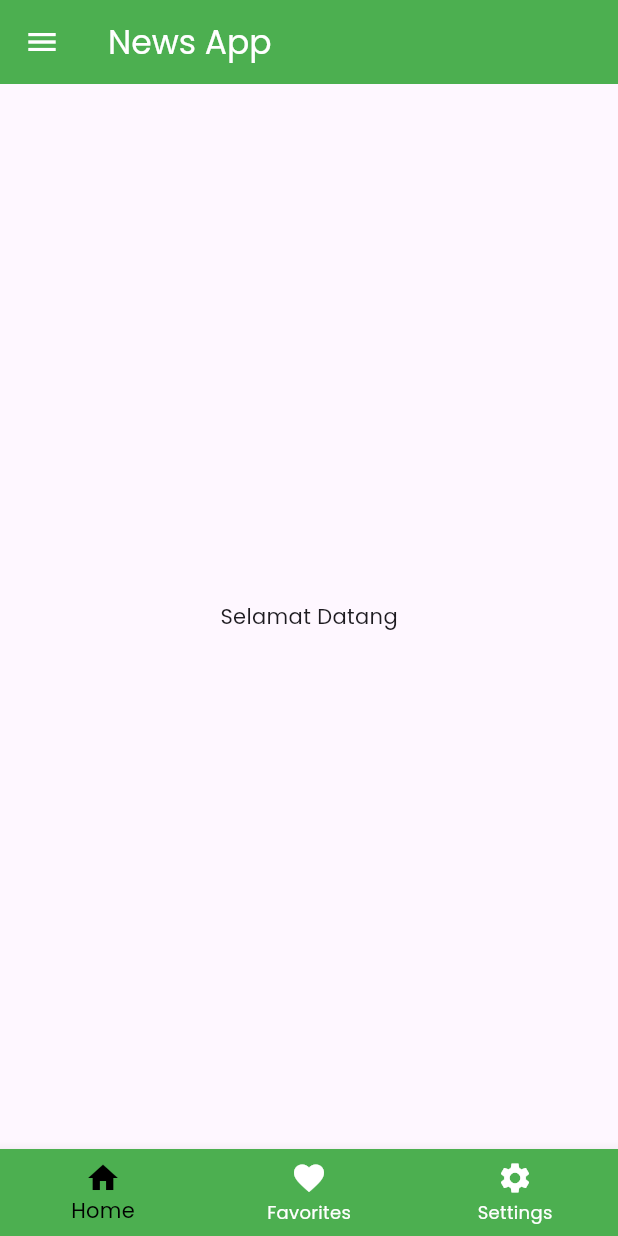
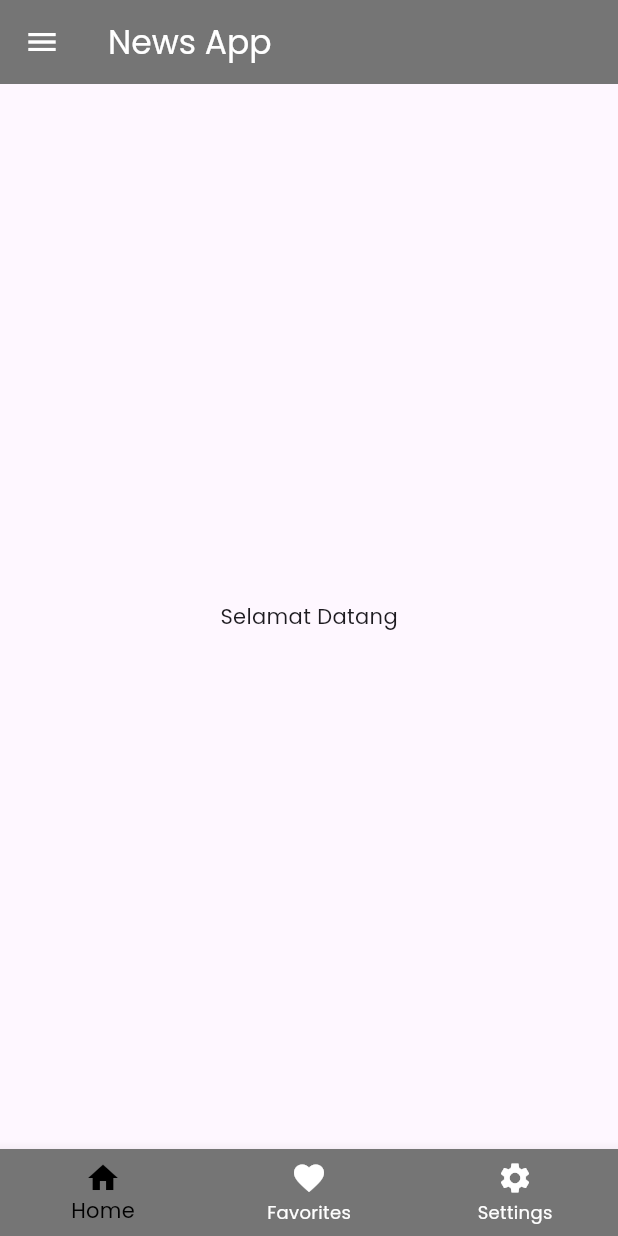
Before and after one commit to satriabrianydn/project-news-flutter, a Flutter app: the screen it shows after launch, on a phone screen of 412 x 824 dp. Run offline on Flutter 3.47's test engine with Material 3 defaults, Android fonts, the phone set to English and light mode, and no system bars; our stand-ins replace google_fonts.

Commit message:
rollback changes

```diff
--- a/lib/main.dart
+++ b/lib/main.dart
@@ -13,7 +13,7 @@ class MyApp extends StatelessWidget {
       debugShowCheckedModeBanner: false,
       title: 'News App',
       theme: ThemeData(
-        primarySwatch: Colors.blue,
+        primarySwatch: Colors.grey,
         textTheme: GoogleFonts.poppinsTextTheme(),
       ),
       home: MainScreen(),
@@ -53,7 +53,7 @@ class _MainScreenState extends State<MainScreen> {
             fontFamily: GoogleFonts.poppins().fontFamily,
           ),
         ),
-        backgroundColor: Colors.green,
+        backgroundColor: Colors.grey[600],
         iconTheme: IconThemeData(
           color: Colors.white,
         ),
@@ -63,15 +63,26 @@ class _MainScreenState extends State<MainScreen> {
           padding: EdgeInsets.zero,
           children: <Widget>[
             DrawerHeader(
-              child: Text(
-                'Categories',
-                style: TextStyle(
-                  color: Colors.white,
-                  fontFamily: GoogleFonts.poppins().fontFamily,
-                ),
+              decoration: BoxDecoration(
+                color: Colors.grey[600],
               ),
-              decoration: BoxDecoration(
-                color: Colors.green,
+              child: Column(
+                mainAxisAlignment: MainAxisAlignment.center,
+                children: [
+                  Image.network(
+                    'https://thelazy.media/wp-content/uploads/2017/11/logo-website.png',
+                    height: 80, // Sesuaikan tinggi gambar
+                  ),
+                  SizedBox(height: 10),
+                  Text(
+                    'Categories',
+                    style: TextStyle(
+                      color: Colors.white,
+                      fontFamily: GoogleFonts.poppins().fontFamily,
+                      fontSize: 18,
+                    ),
+                  ),
+                ],
               ),
             ),
             _buildDrawerItem(context, 'Games News', '/api/games?page=1'),
@@ -123,7 +134,7 @@ class _MainScreenState extends State<MainScreen> {
         currentIndex: _selectedIndex,
         selectedItemColor: Colors.black,
         unselectedItemColor: Colors.white,
-        backgroundColor: Colors.green,
+        backgroundColor: Colors.grey[600],
         onTap: _onItemTapped,
       ),
     );
--- a/lib/pages/news_detail.dart
+++ b/lib/pages/news_detail.dart
@@ -15,7 +15,7 @@ class NewsDetailScreen extends StatelessWidget {
           "Detail Berita",
           style: TextStyle(color: Colors.white, fontFamily: GoogleFonts.poppins().fontFamily),
         ),
-        backgroundColor: Colors.green,
+        backgroundColor: Colors.grey[600],
         iconTheme: IconThemeData(color: Colors.white),
       ),
       body: Padding(
--- a/lib/pages/news_list.dart
+++ b/lib/pages/news_list.dart
@@ -31,7 +31,7 @@ class _NewsListScreenState extends State<NewsListScreen> {
           widget.appBarTitle,
           style: TextStyle(color: Colors.white, fontFamily: GoogleFonts.poppins().fontFamily),
         ),
-        backgroundColor: Colors.green,
+        backgroundColor: Colors.grey[600],
         iconTheme: IconThemeData(color: Colors.white),
       ),
       body: FutureBuilder<List<News>>(
```
Also changed, not shown: lib/models/category.dart (+11 -11 lines), lib/services/news_services.dart (+23 -23 lines).
